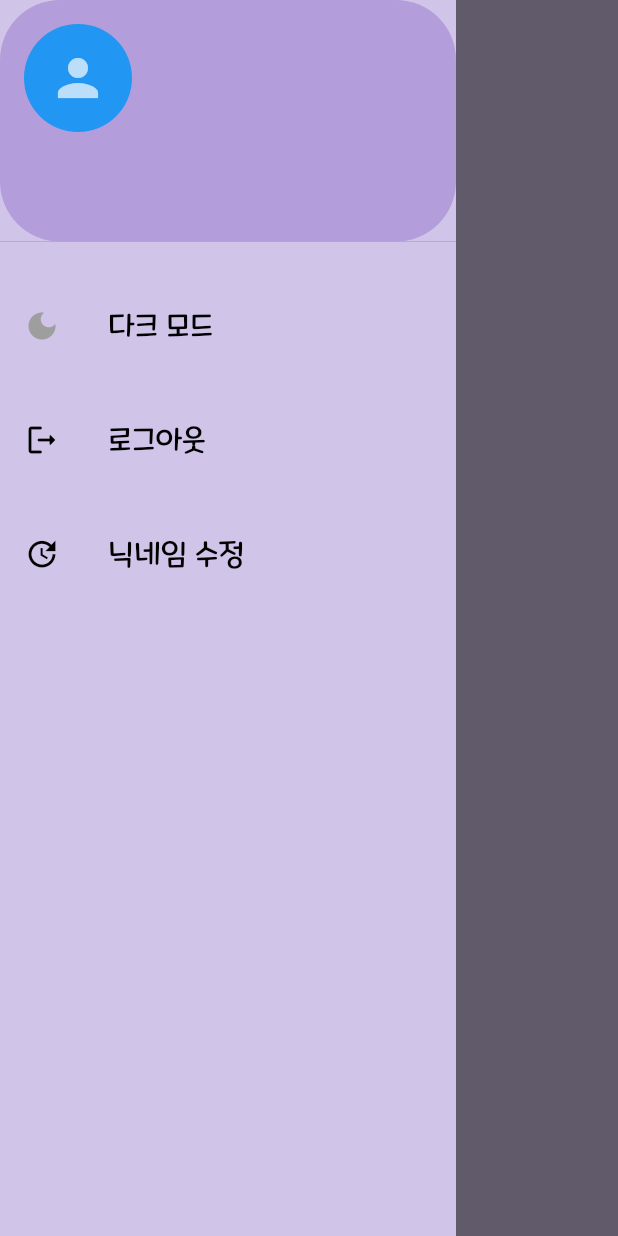
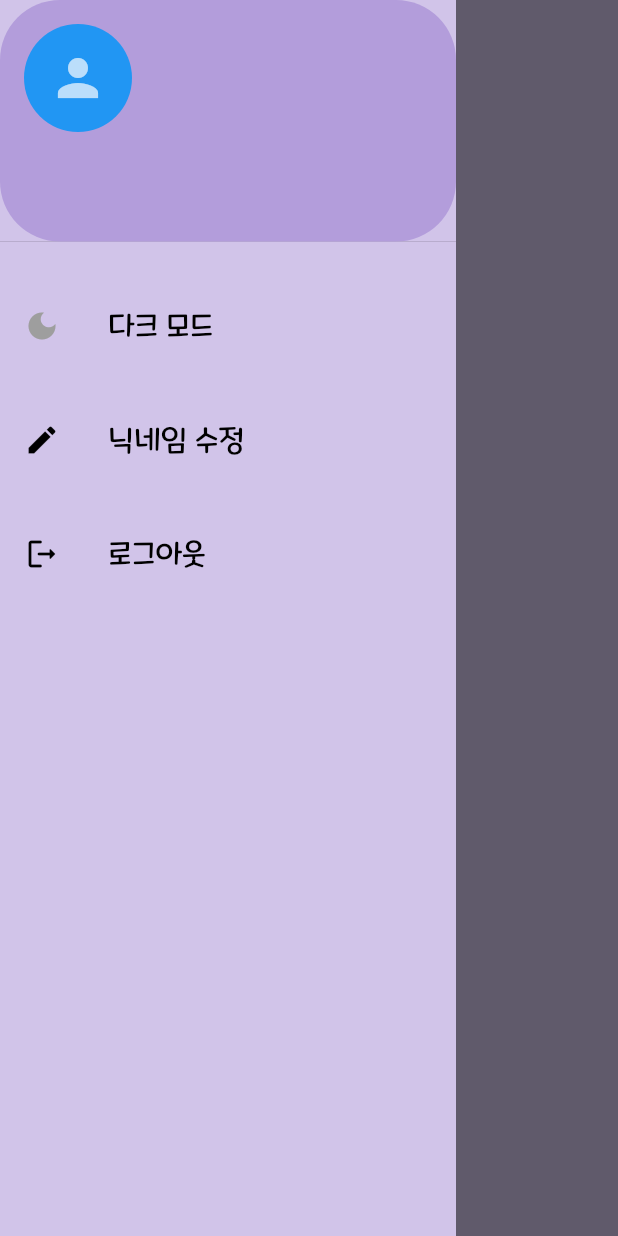
Before and after one commit to meohyun/neologism_quiz, a Flutter app: the screen it shows once a user with an empty profile is signed in, with the side drawer open, on a phone screen of 412 x 824 dp. Run offline on Flutter 3.47's test engine with Material 2 defaults, Android fonts, the phone set to English and light mode, and no system bars; our stand-ins replace cloud_firestore, firebase_auth, firebase_core, get, google_sign_in, shared_preferences; missing offline and left inert: soundpool; accounts and stored records are empty; network calls fail.

Commit message:
2023.02.20 23:25

```diff
--- a/lib/pages/startpage.dart
+++ b/lib/pages/startpage.dart
@@ -142,11 +142,14 @@ class _ScreenPageState extends State<ScreenPage> {
       init: BlackModeController(),
       builder: (_) => Scaffold(
           drawer: const MyDrawer(),
-          backgroundColor: Get.find<BlackModeController>().blackmode == true
+          backgroundColor: Get.find<BlackModeController>().blackmode
               ? blackmodecolor
               : notblackmodecolor,
           appBar: AppBar(
-            iconTheme: IconThemeData(color: Colors.grey),
+            iconTheme: IconThemeData(
+                color: Get.find<BlackModeController>().blackmode
+                    ? Colors.white
+                    : blackmodecolor),
             toolbarHeight: 80.0,
             elevation: 0.0,
             centerTitle: true,
--- a/lib/widgets/mydrawer.dart
+++ b/lib/widgets/mydrawer.dart
@@ -75,6 +75,26 @@ class _MyDrawerState extends State<MyDrawer> {
             ),
             ListTile(
                 leading: Icon(
+                  Icons.edit,
+                  color: Get.find<BlackModeController>().blackmode
+                      ? Colors.white
+                      : Colors.black,
+                ),
+                title: Text("닉네임 수정",
+                    style: TextStyle(
+                      fontSize: 20,
+                      color: Get.find<BlackModeController>().blackmode
+                          ? Colors.white
+                          : Colors.black,
+                    )),
+                onTap: () {
+                  Navigator.pushNamed(context, '/nicknameupdate');
+                }),
+            const SizedBox(
+              height: 20,
+            ),
+            ListTile(
+                leading: Icon(
                   Icons.logout_rounded,
                   color: Get.find<BlackModeController>().blackmode
                       ? Colors.white
@@ -92,26 +112,6 @@ class _MyDrawerState extends State<MyDrawer> {
                     logout(context);
                   });
                 }),
-            const SizedBox(
-              height: 20,
-            ),
-            ListTile(
-                leading: Icon(
-                  Icons.update,
-                  color: Get.find<BlackModeController>().blackmode
-                      ? Colors.white
-                      : Colors.black,
-                ),
-                title: Text("닉네임 수정",
-                    style: TextStyle(
-                      fontSize: 20,
-                      color: Get.find<BlackModeController>().blackmode
-                          ? Colors.white
-                          : Colors.black,
-                    )),
-                onTap: () {
-                  Navigator.pushNamed(context, '/nicknameupdate');
-                }),
           ],
         ),
       ),
```
Also changed, not shown: lib/pages/bulletin_pages/bulletin_board.dart (+36 -8 lines), lib/pages/bulletin_pages/chatbox.dart (+4 -6 lines).
